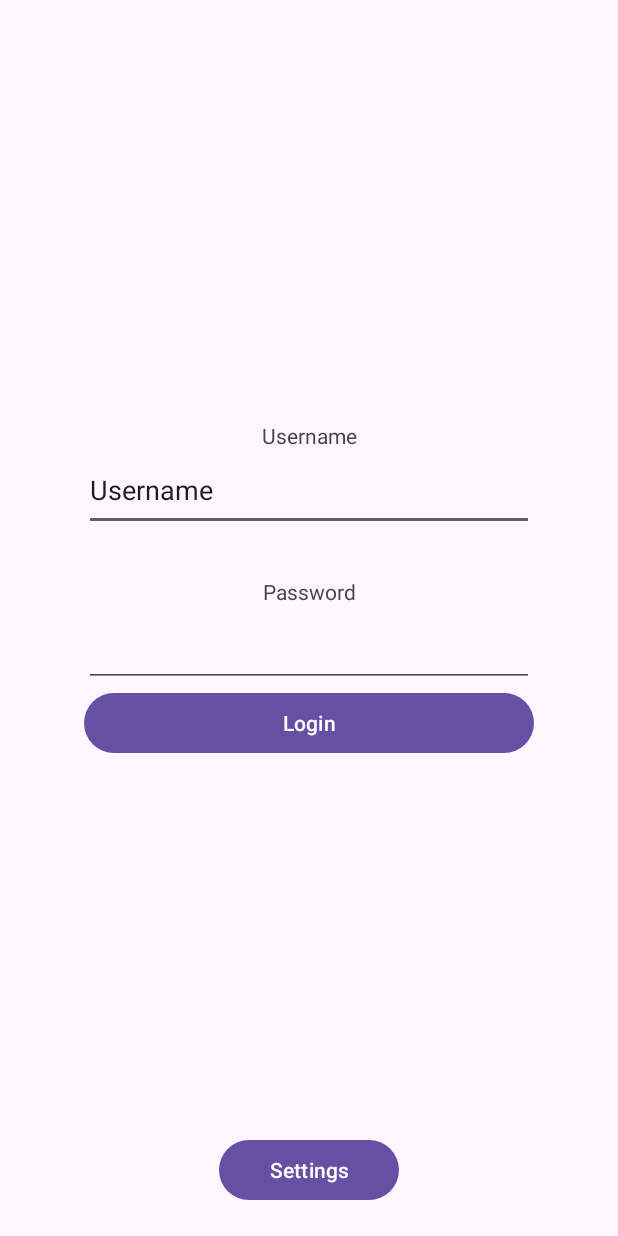
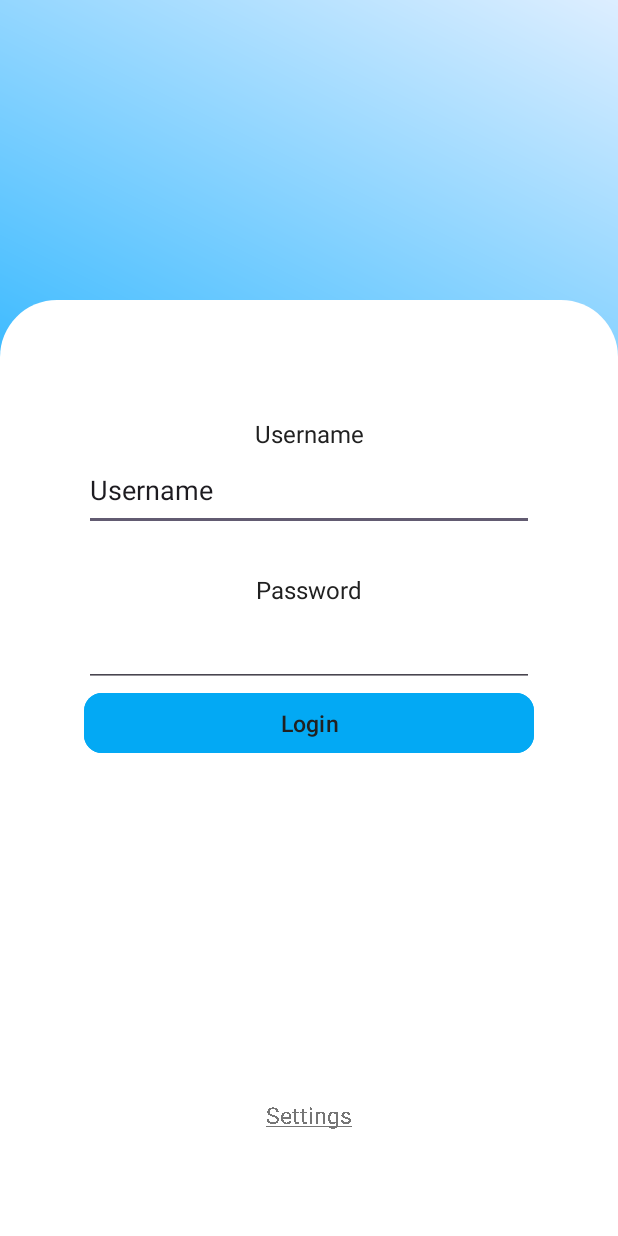
Before and after one commit to TristanKlein09/FSM-Mobile, an Android app: the screen it shows after launch (LoginActivity), on a phone screen of 412 x 824 dp. Run offline under Robolectric (Android 15) with nearby library versions, the phone set to English and light mode, and no system bars.

Commit message:
Styled the login page

```diff
--- a/app/src/main/java/com/fsm/mobile/activity/LoginActivity.kt
+++ b/app/src/main/java/com/fsm/mobile/activity/LoginActivity.kt
@@ -1,5 +1,7 @@
 package com.fsm.mobile.activity
 
+import android.annotation.SuppressLint
+import android.graphics.Paint
 import com.fsm.mobile.R
 import android.os.Bundle
 import android.util.Log
@@ -9,6 +11,7 @@ import android.widget.TextView
 import androidx.activity.enableEdgeToEdge
 import androidx.appcompat.app.AlertDialog
 import androidx.appcompat.app.AppCompatActivity
+import androidx.appcompat.app.AppCompatDelegate
 import androidx.lifecycle.lifecycleScope
 import com.fsm.mobile.activity.navigator.ActivityTarget
 import com.fsm.mobile.models.Pair
@@ -29,7 +32,7 @@ class LoginActivity: AppCompatActivity() {
     private lateinit var etUsername: EditText
     private lateinit var etPassword: EditText
     private lateinit var buttonLogin: Button
-    private lateinit var buttonSettings: Button
+    private lateinit var tvSettings: TextView
 
     //Permissions
     private lateinit var androidPermissionService: AndroidPermissionService
@@ -37,10 +40,18 @@ class LoginActivity: AppCompatActivity() {
     private var waitingForLogin: Boolean = false //Track if a login was attempted before a permission prompt
 
 
+    @SuppressLint("MissingInflatedId")
     override fun onCreate(savedInstanceState: Bundle?) {
+        //Force light mode
+        AppCompatDelegate.setDefaultNightMode(
+            AppCompatDelegate.MODE_NIGHT_NO
+        )
+
         super.onCreate(savedInstanceState)
         enableEdgeToEdge()
         setContentView(R.layout.activity_login)
+
+
 
         //Initialising the components
         this.tvUsername = findViewById(R.id.tvPassword)
@@ -49,7 +60,8 @@ class LoginActivity: AppCompatActivity() {
         this.etUsername = findViewById(R.id.etUsername)
         this.etPassword = findViewById(R.id.etPassword)
         this.buttonLogin = findViewById(R.id.buttonLogin)
-        this.buttonSettings = findViewById(R.id.buttonSettings)
+        this.tvSettings = findViewById(R.id.tvSettings)
+        tvSettings.paintFlags = Paint.UNDERLINE_TEXT_FLAG //underlining the text
 
         HttpClient.init(this)
 
@@ -72,7 +84,7 @@ class LoginActivity: AppCompatActivity() {
             }
         }
 
-        buttonSettings.setOnClickListener {
+        tvSettings.setOnClickListener {
             Log.i("Self", "Login Settings button pressed")
 
             AlertDialog.Builder(this)
--- /dev/null
+++ b/app/src/main/res/drawable/login_background.xml
@@ -0,0 +1,26 @@
+<?xml version="1.0" encoding="utf-8"?>
+<!-- res/drawable/button_background.xml -->
+<layer-list xmlns:android="http://schemas.android.com/apk/res/android">
+
+    <!-- Bottom layer -->
+    <item>
+        <shape>
+            <corners android:radius="0dp"/>
+            <gradient
+                android:startColor="#297ED0"
+                android:centerColor="#25B3FF"
+                android:endColor="#DDEEFF"
+                android:angle="45" />
+        </shape>
+    </item>
+
+    <!-- Top layer -->
+    <item android:top="200dp">
+        <shape>
+            <solid android:color="#FFFFFF"/>
+            <corners android:topLeftRadius="38dp"
+                android:topRightRadius="38dp"/>
+        </shape>
+    </item>
+
+</layer-list>
--- a/app/src/main/res/layout/activity_login.xml
+++ b/app/src/main/res/layout/activity_login.xml
@@ -3,10 +3,12 @@
     xmlns:app="http://schemas.android.com/apk/res-auto"
     xmlns:tools="http://schemas.android.com/tools"
     android:layout_width="match_parent"
-    android:layout_height="match_parent">
+    android:layout_height="match_parent"
+    android:background="@drawable/login_background">
 
     <TextView
         android:id="@+id/tvPrompt"
+        style="@style/BodyText"
         android:layout_width="wrap_content"
         android:layout_height="wrap_content"
         app:layout_constraintEnd_toEndOf="@+id/buttonLogin"
@@ -16,6 +18,7 @@
 
     <TextView
         android:id="@+id/tvUsername"
+        style="@style/Subheading"
         android:layout_width="wrap_content"
         android:layout_height="wrap_content"
         android:text="Username"
@@ -26,6 +29,7 @@
 
     <TextView
         android:id="@+id/tvPassword"
+        style="@style/Subheading"
         android:layout_width="wrap_content"
         android:layout_height="wrap_content"
         android:text="Password"
@@ -36,6 +40,7 @@
 
     <EditText
         android:id="@+id/etUsername"
+        style=""
         android:layout_width="300dp"
         android:layout_height="54dp"
         android:layout_marginTop="300dp"
@@ -49,6 +54,7 @@
 
     <EditText
         android:id="@+id/etPassword"
+        style=""
         android:layout_width="300dp"
         android:layout_height="54dp"
         android:layout_marginTop="50dp"
@@ -62,24 +68,29 @@
 
     <Button
         android:id="@+id/buttonLogin"
+        style="@style/PrimaryButton"
         android:layout_width="300dp"
         android:layout_height="wrap_content"
         android:text="Login"
-        app:cornerRadius="30px"
+        app:cornerRadius="12dp"
         app:layout_constraintEnd_toEndOf="parent"
         app:layout_constraintHorizontal_bias="0.5"
         app:layout_constraintStart_toStartOf="parent"
         app:layout_constraintTop_toBottomOf="@+id/etPassword" />
 
-    <Button
-        android:id="@+id/buttonSettings"
-        android:layout_width="120dp"
-        android:layout_height="48dp"
-        android:layout_marginBottom="20dp"
+    <TextView
+        android:id="@+id/tvSettings"
+        style="@style/ClickableTextView"
+        android:layout_width="wrap_content"
+        android:layout_height="wrap_content"
+        android:layout_marginBottom="70dp"
+        android:clickable="true"
+        android:focusable="true"
         android:text="Settings"
+        android:textAppearance="@style/TextAppearance.AppCompat.Medium"
         app:layout_constraintBottom_toBottomOf="parent"
         app:layout_constraintEnd_toEndOf="parent"
-        app:layout_constraintHorizontal_bias="0.5"
         app:layout_constraintStart_toStartOf="parent" />
 
+
 </androidx.constraintlayout.widget.ConstraintLayout>
--- /dev/null
+++ b/app/src/main/res/layout/view_rounded_border.xml
@@ -0,0 +1,4 @@
+<?xml version="1.0" encoding="utf-8"?>
+<selector xmlns:android="http://schemas.android.com/apk/res/android">
+
+</selector>
--- a/app/src/main/res/values-night/themes.xml
+++ b/app/src/main/res/values-night/themes.xml
@@ -1,6 +1,6 @@
 <resources xmlns:tools="http://schemas.android.com/tools">
     <!-- Base application theme. -->
-    <style name="Base.Theme.FSMMobile" parent="Theme.Material3.DayNight.NoActionBar">
+    <style name="Base.Theme.FSMMobile.Night" parent="Base.Theme.FSMMobile">
         <!-- Customize your dark theme here. -->
         <!-- <item name="colorPrimary">@color/my_dark_primary</item> -->
     </style>
--- a/app/src/main/res/values/colors.xml
+++ b/app/src/main/res/values/colors.xml
@@ -17,4 +17,6 @@
 
     <color name="text_primary">#212121</color>
     <color name="text_secondary">#757575</color>
+
+    <color name="transparent">#00FFFFFF</color>
 </resources>
--- a/app/src/main/res/values/themes.xml
+++ b/app/src/main/res/values/themes.xml
@@ -1,9 +1,76 @@
-<resources xmlns:tools="http://schemas.android.com/tools">
+<resources xmlns:tools="http://schemas.android.com/tools" xmlns:android="http://schemas.android.com/apk/res/android">
     <!-- Base application theme. -->
     <style name="Base.Theme.FSMMobile" parent="Theme.Material3.DayNight.NoActionBar">
         <!-- Customize your light theme here. -->
         <!-- <item name="colorPrimary">@color/my_light_primary</item> -->
+
     </style>
 
     <style name="Theme.FSMMobile" parent="Base.Theme.FSMMobile" />
+
+    <style name="PrimaryButton">
+        <item name="android:textColor">
+            @color/text_primary
+        </item>
+        <item name="android:backgroundTint">
+            @color/primary
+        </item>
+        <item name="android:textSize">
+            15sp
+        </item>
+    </style>
+
+    <style name="ClickableTextView">
+        <item name="android:textColor">
+            @color/text_secondary
+        </item>
+        <item name="android:textSize">
+            15sp
+        </item>
+    </style>
+
+    <style name="MainHeading">
+        <item name="android:textColor">
+            @color/text_primary
+        </item>
+        <item name="android:textSize">
+            28sp
+        </item>
+    </style>
+
+    <style name="SectionHeading">
+        <item name="android:textColor">
+            @color/text_primary
+        </item>
+        <item name="android:textSize">
+            20sp
+        </item>
+    </style>
+
+    <style name="Subheading">
+        <item name="android:textColor">
+            @color/text_primary
+        </item>
+        <item name="android:textSize">
+            16sp
+        </item>
+    </style>
+
+    <style name="BodyText">
+        <item name="android:textColor">
+            @color/text_primary
+        </item>
+        <item name="android:textSize">
+            14sp
+        </item>
+    </style>
+
+    <style name="SupportingText">
+        <item name="android:textColor">
+            @color/text_primary
+        </item>
+        <item name="android:textSize">
+            12sp
+        </item>
+    </style>
 </resources>
```
